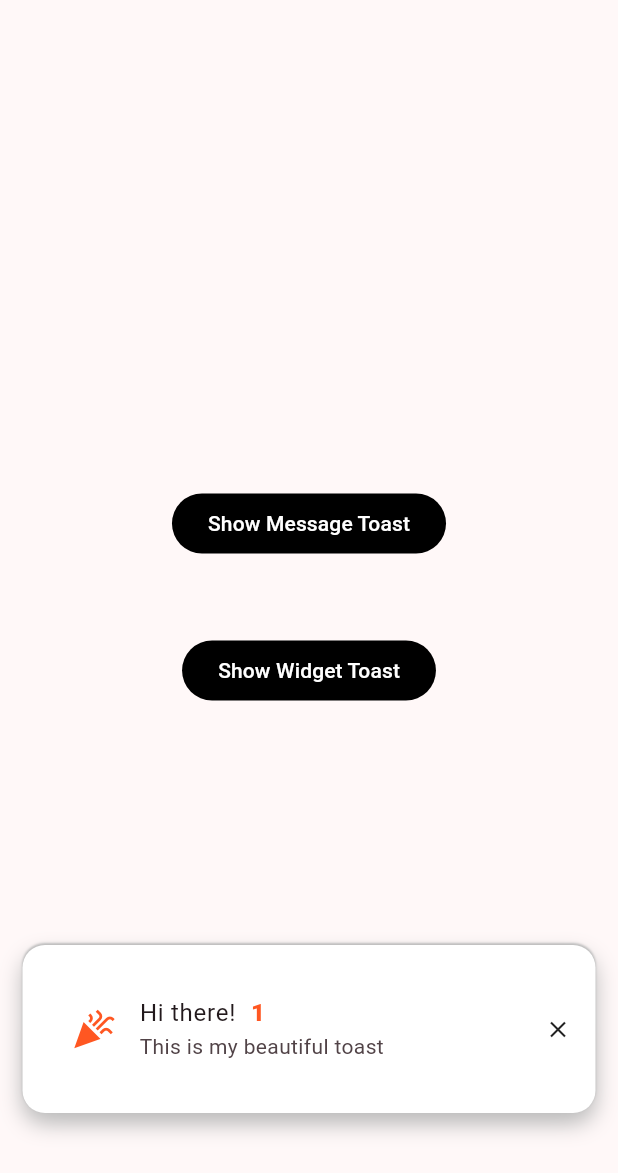
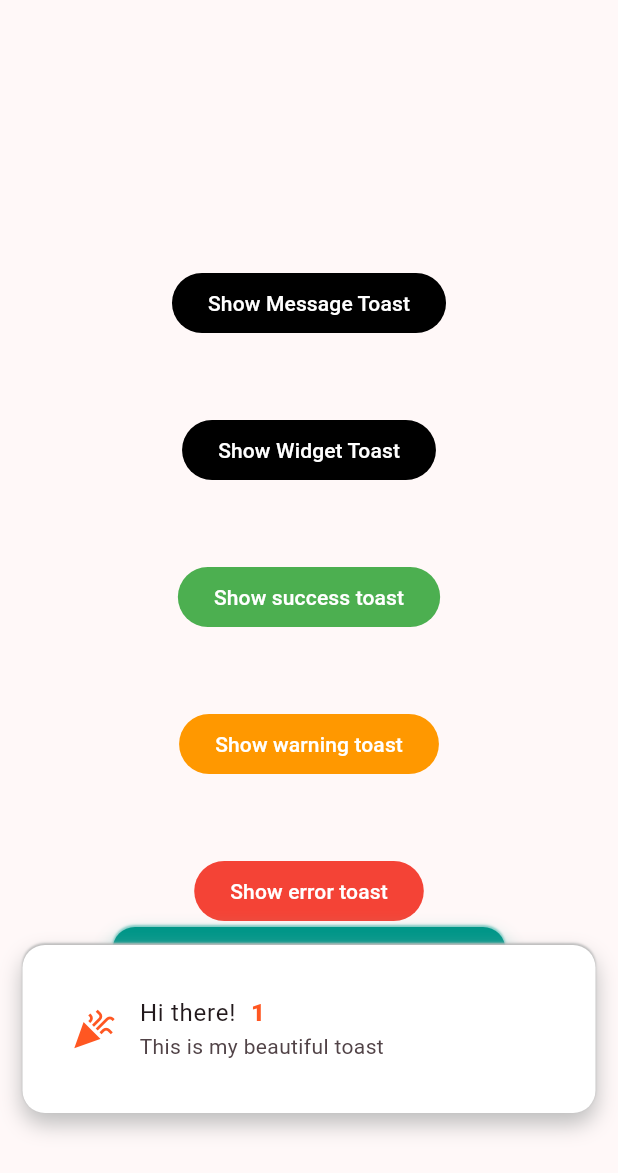
Before and after one commit to YeLwinOo-Steve/toasty_box, a Flutter app: the screen it shows after launch, after a tap on "Show Message Toast", after a tap on "Show Widget Toast", on a phone screen of 412 x 824 dp, the part 63-1236 px from its top. Run offline on Flutter 3.47's test engine with Material 3 defaults, Android fonts, the phone set to English and light mode, and no system bars.

Commit message:
added: success, warning, error toasts and README update

```diff
--- a/example/lib/main.dart
+++ b/example/lib/main.dart
@@ -40,9 +40,17 @@ class _MyAppState extends State<MyApp> {
               onPressed: () {
                 ToastService.showToast(
                   context,
+                  isClosable: true,
+                  initialHeight: 80,
+                  backgroundColor: Colors.teal.shade500,
+                  shadowColor: Colors.teal.shade200,
                   length: ToastLength.medium,
                   expandedHeight: 100,
                   message: "This is a message toast 👋😎!",
+                  leading: const Icon(Icons.messenger),
+                  slideCurve: Curves.elasticInOut,
+                  positionCurve: Curves.bounceOut,
+                  dismissDirection: DismissDirection.none,
                 );
               },
               child: const Text('Show Message Toast'),
@@ -52,7 +60,7 @@ class _MyAppState extends State<MyApp> {
             ),
             FilledButton(
               onPressed: () {
-                ToastService.showToast(
+                ToastService.showWidgetToast(
                   context,
                   length: ToastLength.ages,
                   expandedHeight: 150,
@@ -88,6 +96,60 @@ class _MyAppState extends State<MyApp> {
               },
               child: const Text('Show Widget Toast'),
             ),
+            const SizedBox(
+              height: 50,
+            ),
+            FilledButton(
+              style: FilledButton.styleFrom(
+                backgroundColor: Colors.green,
+                foregroundColor: Colors.white,
+              ),
+              onPressed: () {
+                ToastService.showSuccessToast(
+                  context,
+                  length: ToastLength.medium,
+                  expandedHeight: 100,
+                  message: "This is a success toast 🥂!",
+                );
+              },
+              child: const Text('Show success toast'),
+            ),
+            const SizedBox(
+              height: 50,
+            ),
+            FilledButton(
+              style: FilledButton.styleFrom(
+                backgroundColor: Colors.orange,
+                foregroundColor: Colors.white,
+              ),
+              onPressed: () {
+                ToastService.showWarningToast(
+                  context,
+                  length: ToastLength.medium,
+                  expandedHeight: 100,
+                  message: "This is a warning toast!",
+                );
+              },
+              child: const Text('Show warning toast'),
+            ),
+            const SizedBox(
+              height: 50,
+            ),
+            FilledButton(
+              style: FilledButton.styleFrom(
+                backgroundColor: Colors.red,
+                foregroundColor: Colors.white,
+              ),
+              onPressed: () {
+                ToastService.showErrorToast(
+                  context,
+                  length: ToastLength.medium,
+                  expandedHeight: 100,
+                  message: "This is an error toast!",
+                );
+              },
+              child: const Text('Show error toast'),
+            ),
           ],
         ),
       ),
--- a/lib/custom_toast.dart
+++ b/lib/custom_toast.dart
@@ -2,7 +2,9 @@ import 'package:flutter/material.dart';
 
 class CustomToast extends StatefulWidget {
   final String? message;
+  final TextStyle? messageStyle;
   final Widget? child;
+  final Widget? leading;
   final Color? backgroundColor;
   final Color? shadowColor;
   final AnimationController? controller;
@@ -10,13 +12,17 @@ class CustomToast extends StatefulWidget {
   final VoidCallback onTap;
   final VoidCallback? onClose;
   final Curve? curve;
+  final bool? isClosable;
   const CustomToast({
     super.key,
     this.isInFront = false,
     required this.onTap,
     this.onClose,
     this.message,
+    this.messageStyle,
+    this.leading,
     this.child,
+    this.isClosable,
     this.backgroundColor,
     this.shadowColor,
     required this.controller,
@@ -70,13 +76,27 @@ class _CustomToastState extends State<CustomToast> {
                           ),
                         ],
                       ),
-                      child: widget.message == null
+                      child: (widget.child != null)
                           ? widget.child
-                          : Text(
+                          : Row(
+                              mainAxisSize: MainAxisSize.min,
+                              children: [
+                                if (widget.leading != null) ...[
+                                  widget.leading!,
+                                  const SizedBox(
+                                    width: 10,
+                                  ),
+                                ],
+                                if (widget.message != null)
+                                  Text(
                                     widget.message!,
+                                    style: widget.messageStyle,
+                                  ),
+                              ],
                             ),
                     ),
                   ),
+                  if (widget.isClosable ?? false)
                     Positioned(
                       top: 0,
                       right: 16,
--- a/lib/toast_enums.dart
+++ b/lib/toast_enums.dart
@@ -1 +1 @@
-enum ToastLength { short, medium, long, ages }
+enum ToastLength { short, medium, long, ages, never }
--- a/lib/toast_service.dart
+++ b/lib/toast_service.dart
@@ -110,19 +110,23 @@ class ToastService {
         return const Duration(milliseconds: 3500);
       case ToastLength.long:
         return const Duration(milliseconds: 5000);
+      case ToastLength.ages:
+        return const Duration(minutes: 2);
       default:
-        return const Duration(minutes: 15);
+        return const Duration(hours: 24);
     }
   }
 
-  static Future<void> showToast(
+  static Future<void> _showToast(
     BuildContext context, {
     String? message,
+    TextStyle? messageStyle,
+    Widget? leading,
     Widget? child,
+    bool isClosable = false,
     double? initialHeight,
     double expandedHeight = 100,
     Color? backgroundColor,
-    Color? foregroundColor,
     Color? shadowColor,
     Curve? slideCurve,
     Curve positionCurve = Curves.elasticOut,
@@ -172,20 +176,24 @@ class ToastService {
                 duration: const Duration(milliseconds: 500),
                 child: CustomToast(
                   message: message,
+                  messageStyle: messageStyle,
                   backgroundColor: backgroundColor,
                   shadowColor: shadowColor,
                   curve: slideCurve,
+                  isClosable: isClosable,
                   isInFront: _isToastInFront(
                       _animationControllers.indexOf(controller)),
                   controller: controller,
                   onTap: () => _toggleExpand(controllerIndex),
-                  onClose: (){
-                    _removeOverlayEntry(_animationControllers.indexOf(controller));
+                  onClose: () {
+                    _removeOverlayEntry(
+                        _animationControllers.indexOf(controller));
                     _updateOverlayPositions(
                       isReverse: true,
                       pos: _animationControllers.indexOf(controller),
                     );
                   },
+                  leading: leading,
                   child: child,
                 ),
               ),
@@ -200,4 +208,172 @@ class ToastService {
       _reverseAnimation(_animationControllers.indexOf(controller));
     }
   }
+
+  static Future<void> showToast(
+    BuildContext context, {
+    String? message,
+    TextStyle? messageStyle,
+    Widget? leading,
+    bool isClosable = false,
+    double? initialHeight,
+    double expandedHeight = 100,
+    Color? backgroundColor,
+    Color? shadowColor,
+    Curve? slideCurve,
+    Curve positionCurve = Curves.elasticOut,
+    ToastLength length = ToastLength.short,
+    DismissDirection dismissDirection = DismissDirection.down,
+  }) async {
+    _showToast(
+      context,
+      message: message,
+      messageStyle: messageStyle,
+      isClosable: isClosable,
+      initialHeight: initialHeight,
+      expandedHeight: expandedHeight,
+      backgroundColor: backgroundColor,
+      shadowColor: shadowColor,
+      positionCurve: positionCurve,
+      length: length,
+      dismissDirection: dismissDirection,
+      leading: leading,
+    );
+  }
+
+  static Future<void> showWidgetToast(
+    BuildContext context, {
+    Widget? child,
+    bool isClosable = false,
+    double? initialHeight,
+    double expandedHeight = 100,
+    Color? backgroundColor,
+    Color? shadowColor,
+    Curve? slideCurve,
+    Curve positionCurve = Curves.elasticOut,
+    ToastLength length = ToastLength.short,
+    DismissDirection dismissDirection = DismissDirection.down,
+  }) async {
+    _showToast(
+      context,
+      isClosable: isClosable,
+      initialHeight: initialHeight,
+      expandedHeight: expandedHeight,
+      backgroundColor: backgroundColor,
+      shadowColor: shadowColor,
+      positionCurve: positionCurve,
+      length: length,
+      dismissDirection: dismissDirection,
+      child: child,
+    );
+  }
+
+  static Future<void> showSuccessToast(
+    BuildContext context, {
+    String? message,
+    Widget? child,
+    Widget? leading,
+    bool isClosable = false,
+    double? initialHeight,
+    double expandedHeight = 100,
+    Color? backgroundColor,
+    Color? shadowColor,
+    Curve? slideCurve,
+    Curve positionCurve = Curves.elasticOut,
+    ToastLength length = ToastLength.short,
+    DismissDirection dismissDirection = DismissDirection.down,
+  }) async {
+    _showToast(
+      context,
+      message: message,
+      messageStyle: const TextStyle(
+        color: Colors.white,
+      ),
+      isClosable: isClosable,
+      initialHeight: initialHeight,
+      expandedHeight: expandedHeight,
+      backgroundColor: backgroundColor ?? Colors.green,
+      shadowColor: shadowColor ?? Colors.green.shade500,
+      positionCurve: positionCurve,
+      length: length,
+      dismissDirection: dismissDirection,
+      leading: leading ??
+          const Icon(
+            Icons.check_circle,
+            color: Colors.white,
+          ),
+      child: child,
+    );
+  }
+
+  static Future<void> showErrorToast(
+    BuildContext context, {
+    String? message,
+    Widget? child,
+    bool isClosable = false,
+    double? initialHeight,
+    double expandedHeight = 100,
+    Color? backgroundColor,
+    Color? shadowColor,
+    Curve? slideCurve,
+    Curve positionCurve = Curves.elasticOut,
+    ToastLength length = ToastLength.short,
+    DismissDirection dismissDirection = DismissDirection.down,
+  }) async {
+    _showToast(
+      context,
+      message: message,
+      messageStyle: const TextStyle(
+        color: Colors.white,
+      ),
+      isClosable: isClosable,
+      initialHeight: initialHeight,
+      expandedHeight: expandedHeight,
+      backgroundColor: backgroundColor ?? Colors.red,
+      shadowColor: shadowColor ?? Colors.red.shade500,
+      positionCurve: positionCurve,
+      length: length,
+      dismissDirection: dismissDirection,
+      leading: const Icon(
+        Icons.error,
+        color: Colors.white,
+      ),
+      child: child,
+    );
+  }
+
+  static Future<void> showWarningToast(
+    BuildContext context, {
+    String? message,
+    Widget? child,
+    bool isClosable = false,
+    double? initialHeight,
+    double expandedHeight = 100,
+    Color? backgroundColor,
+    Color? shadowColor,
+    Curve? slideCurve,
+    Curve positionCurve = Curves.elasticOut,
+    ToastLength length = ToastLength.short,
+    DismissDirection dismissDirection = DismissDirection.down,
+  }) async {
+    _showToast(
+      context,
+      message: message,
+      messageStyle: const TextStyle(
+        color: Colors.white,
+      ),
+      isClosable: isClosable,
+      initialHeight: initialHeight,
+      expandedHeight: expandedHeight,
+      backgroundColor: backgroundColor ?? Colors.orange,
+      shadowColor: shadowColor ?? Colors.orange.shade500,
+      positionCurve: positionCurve,
+      length: length,
+      dismissDirection: dismissDirection,
+      leading: const Icon(
+        Icons.warning,
+        color: Colors.white,
+      ),
+      child: child,
+    );
+  }
 }
--- a/pubspec.yaml
+++ b/pubspec.yaml
@@ -1,6 +1,6 @@
 name: toasty_box
-description: A new Flutter package project.
-version: 0.0.1
+description: Beautiful animated toast library
+version: 1.0.1
 homepage:
 
 environment:
```
Also changed, not shown: example/pubspec.lock, 1 other file. Lines whose indentation alone changed are shown as unchanged.
